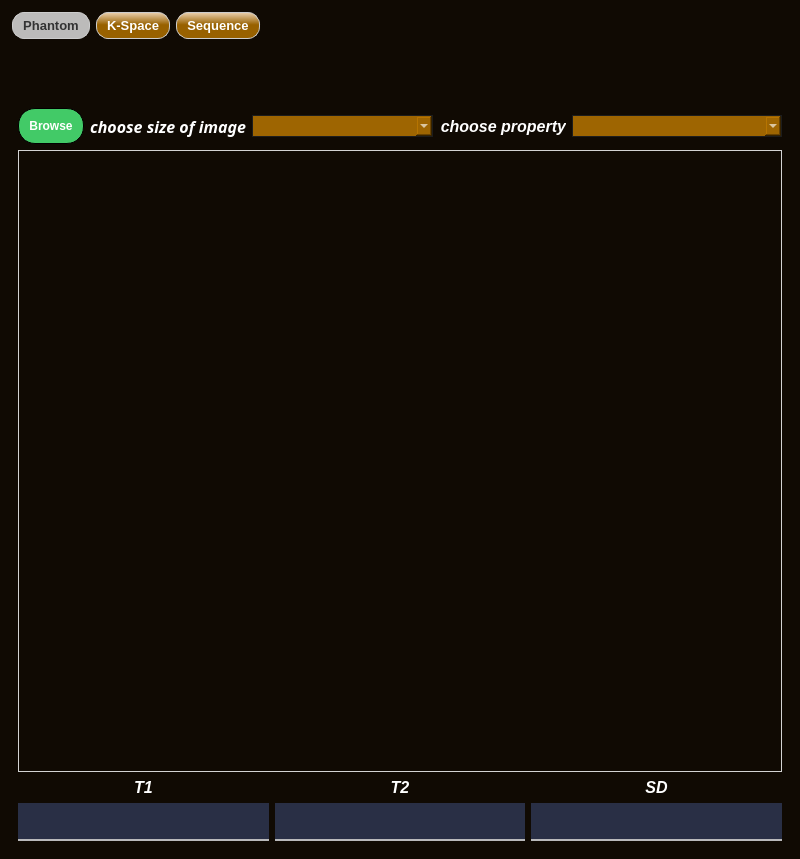
Above: gui.ui from HamzaJamal782/MRI-Image-reconstruction- before the change. Below: the same form after it.
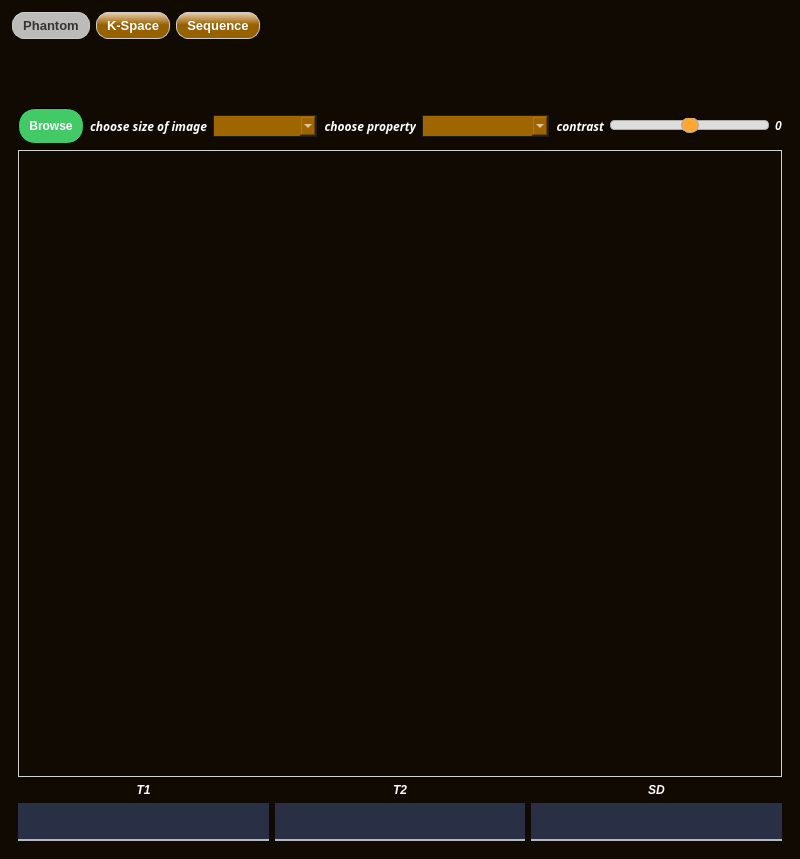
That is the form after the change. Icons and pictures are not drawn.

Commit message: add slider and contrast function

The edit to the form file:
```diff
--- a/gui.ui
+++ b/gui.ui
@@ -35,7 +35,7 @@
 {
 
 font-family: 'Josefin Sans', sans-serif;
-font-size: 12pt;
+font-size: 9pt;
 font-weight: 500;
 letter-spacing: 0.22rem;
 font-style: oblique;
@@ -264,7 +264,22 @@
     outline: 0;
 
 }
-</string>
+
+QSlider::groove:horizontal {
+    background-color: #dddddd;
+    border: 1px solid #aaaaaa;
+    height: 8px;
+    border-radius: 4px;
+}
+
+QSlider::handle:horizontal {
+    background-color: #fea735;
+    border: 1px solid #aaaaaa;
+    width: 16px;
+    height: 16px;
+    margin: -4px 0;
+    border-radius: 8px;
+}</string>
   </property>
   <widget class="QWidget" name="centralwidget">
    <layout class="QGridLayout" name="gridLayout">
@@ -303,7 +318,7 @@
            <number>57</number>
           </property>
           <item>
-           <layout class="QHBoxLayout" name="horizontalLayout_3" stretch="0,0,0">
+           <layout class="QHBoxLayout" name="horizontalLayout_3" stretch="0,0,0,0">
             <item>
              <widget class="QPushButton" name="pushButton_Browse">
               <property name="text">
@@ -318,7 +333,7 @@
                 <property name="font">
                  <font>
                   <family>Josefin Sans,sans-serif</family>
-                  <pointsize>12</pointsize>
+                  <pointsize>9</pointsize>
                   <weight>62</weight>
                   <italic>true</italic>
                   <bold>true</bold>
@@ -348,6 +363,15 @@
              <layout class="QHBoxLayout" name="horizontalLayout" stretch="0,1">
               <item>
                <widget class="QLabel" name="label">
+                <property name="font">
+                 <font>
+                  <family>Josefin Sans,sans-serif</family>
+                  <pointsize>9</pointsize>
+                  <weight>62</weight>
+                  <italic>true</italic>
+                  <bold>true</bold>
+                 </font>
+                </property>
                 <property name="text">
                  <string>choose property</string>
                 </property>
@@ -361,6 +385,73 @@
               </item>
              </layout>
             </item>
+            <item>
+             <layout class="QHBoxLayout" name="horizontalLayout_6">
+              <property name="leftMargin">
+               <number>0</number>
+              </property>
+              <item>
+               <widget class="QLabel" name="label_8">
+                <property name="font">
+                 <font>
+                  <family>Josefin Sans,sans-serif</family>
+                  <pointsize>9</pointsize>
+                  <weight>62</weight>
+                  <italic>true</italic>
+                  <bold>true</bold>
+                 </font>
+                </property>
+                <property name="text">
+                 <string>contrast</string>
+                </property>
+                <property name="alignment">
+                 <set>Qt::AlignRight|Qt::AlignTrailing|Qt::AlignVCenter</set>
+                </property>
+               </widget>
+              </item>
+              <item>
+               <widget class="QSlider" name="slider_contrast">
+                <property name="sizePolicy">
+                 <sizepolicy hsizetype="MinimumExpanding" vsizetype="Fixed">
+                  <horstretch>0</horstretch>
+                  <verstretch>0</verstretch>
+                 </sizepolicy>
+                </property>
+                <property name="maximum">
+                 <number>100</number>
+                </property>
+                <property name="singleStep">
+                 <number>10</number>
+                </property>
+                <property name="value">
+                 <number>50</number>
+                </property>
+                <property name="sliderPosition">
+                 <number>50</number>
+                </property>
+                <property name="orientation">
+                 <enum>Qt::Horizontal</enum>
+                </property>
+                <property name="tickPosition">
+                 <enum>QSlider::NoTicks</enum>
+                </property>
+                <property name="tickInterval">
+                 <number>0</number>
+                </property>
+               </widget>
+              </item>
+              <item>
+               <widget class="QLabel" name="label_9">
+                <property name="enabled">
+                 <bool>false</bool>
+                </property>
+                <property name="text">
+                 <string>0</string>
+                </property>
+               </widget>
+              </item>
+             </layout>
+            </item>
            </layout>
           </item>
           <item>
```
Left out of the diff: 19 changed lines with no effect on the pictures. The commit also changes 5 other files.
